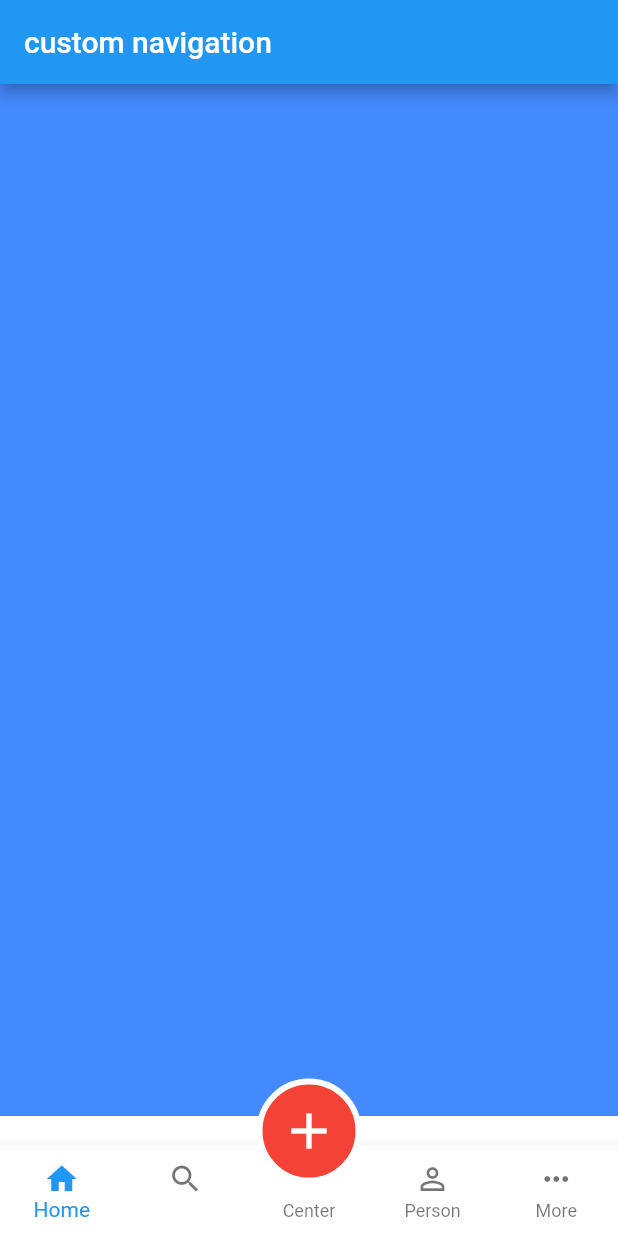
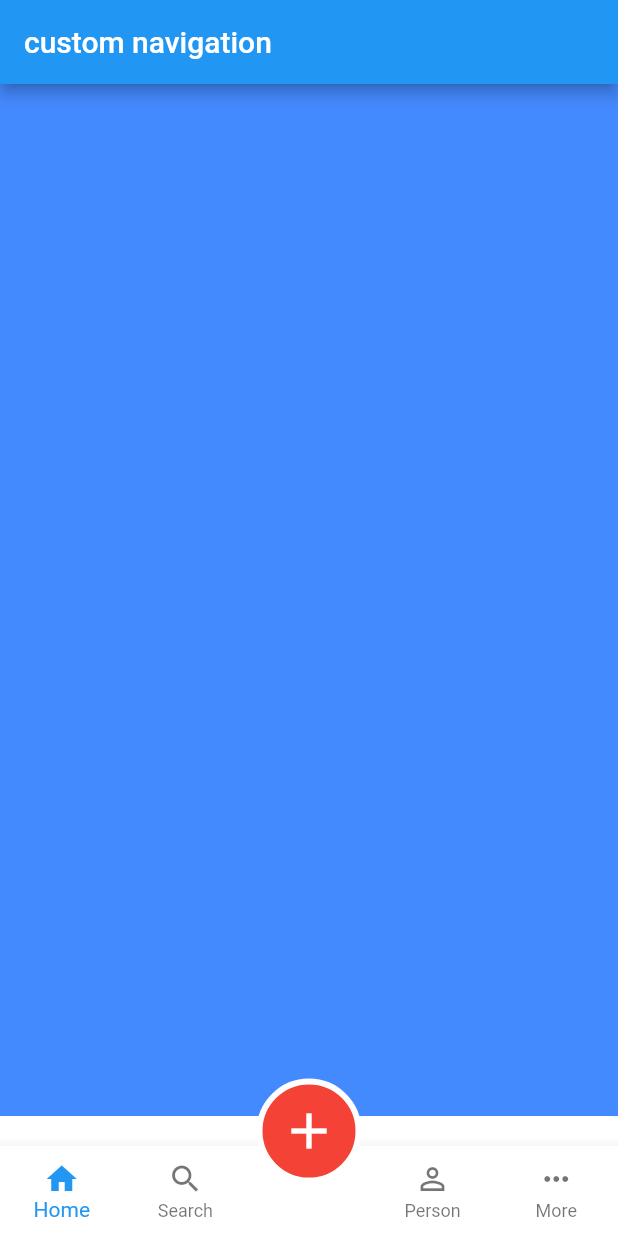
Before and after one commit to sattar-kuet/CourierMerchantApp, a Flutter app: the screen it shows after launch, on a phone screen of 412 x 824 dp. Run offline on Flutter 3.47's test engine with Material 2 defaults, Android fonts, the phone set to English and light mode, and no system bars.

Commit message:
using seperate file system for easy understanding

```diff
--- a/analysis_options.yaml
+++ /dev/null
@@ -1,29 +0,0 @@
-# This file configures the analyzer, which statically analyzes Dart code to
-# check for errors, warnings, and lints.
-#
-# The issues identified by the analyzer are surfaced in the UI of Dart-enabled
-# IDEs (https://dart.dev/tools#ides-and-editors). The analyzer can also be
-# invoked from the command line by running `flutter analyze`.
-
-# The following line activates a set of recommended lints for Flutter apps,
-# packages, and plugins designed to encourage good coding practices.
-include: package:flutter_lints/flutter.yaml
-
-linter:
-  # The lint rules applied to this project can be customized in the
-  # section below to disable rules from the `package:flutter_lints/flutter.yaml`
-  # included above or to enable additional rules. A list of all available lints
-  # and their documentation is published at
-  # https://dart-lang.github.io/linter/lints/index.html.
-  #
-  # Instead of disabling a lint rule for the entire project in the
-  # section below, it can also be suppressed for a single line of code
-  # or a specific dart file by using the `// ignore: name_of_lint` and
-  # `// ignore_for_file: name_of_lint` syntax on the line or in the file
-  # producing the lint.
-  rules:
-    # avoid_print: false  # Uncomment to disable the `avoid_print` rule
-    # prefer_single_quotes: true  # Uncomment to enable the `prefer_single_quotes` rule
-
-# Additional information about this file can be found at
-# https://dart.dev/guides/language/analysis-options
--- /dev/null
+++ b/lib/bottom_navigation.dart
@@ -0,0 +1,55 @@
+import 'package:flutter/material.dart';
+
+class BottomNavigation extends StatefulWidget {
+  BottomNavigation({Key? key}) : super(key: key);
+
+  @override
+  State<BottomNavigation> createState() => _BottomNavigationState();
+}
+
+class _BottomNavigationState extends State<BottomNavigation> {
+  @override
+  Widget build(BuildContext context) {
+    return Container(
+          height: 80.0,
+          color: Colors.white,
+          padding: new EdgeInsets.only(top: 20.0),
+          child: new Theme(
+            data: Theme.of(context).copyWith(
+                // sets the background color of the `BottomNavigationBar`
+                canvasColor: Colors.white,
+                // sets the active color of the `BottomNavigationBar` if `Brightness` is light
+                primaryColor: Colors.red,
+                bottomAppBarColor: Colors.green,
+                textTheme: Theme.of(context).textTheme.copyWith(
+                    caption: new TextStyle(
+                        color: Colors
+                            .grey))), // sets the inactive color of the `BottomNavigationBar`
+            child: new BottomNavigationBar(
+                type: BottomNavigationBarType.fixed,
+                currentIndex: 0,
+                items: [
+                  BottomNavigationBarItem(
+                      icon: new Icon(Icons.home),
+                      label: 'Home',
+                      backgroundColor: Colors.black),
+                  BottomNavigationBarItem(
+                    icon: new Icon(Icons.search),
+                    label: 'Search',
+                  ),
+                  BottomNavigationBarItem(
+                    icon: Icon(
+                      Icons.bookmark_border,
+                      color: Colors.transparent,
+                    ),
+                    label: '',
+                  ),
+                  BottomNavigationBarItem(
+                      icon: Icon(Icons.perm_identity), label: 'Person'),
+                  BottomNavigationBarItem(
+                      icon: Icon(Icons.more_horiz), label: 'More'),
+                ]),
+          ),
+        );
+  }
+}
--- /dev/null
+++ b/lib/floating_button.dart
@@ -0,0 +1,24 @@
+import 'package:flutter/cupertino.dart';
+import 'package:flutter/material.dart';
+
+Widget floating = Padding(
+  padding: EdgeInsets.only(top: 20),
+  child: SizedBox(
+    height: 70,
+    width: 70,
+    child: FloatingActionButton(
+      backgroundColor: Colors.transparent,
+      elevation: 0,
+      onPressed: () {},
+      child: Container(
+        height: 75,
+        width: 75,
+        decoration: BoxDecoration(
+            border: Border.all(color: Colors.white, width: 4),
+            shape: BoxShape.circle,
+            color: Colors.red),
+        child: Icon(Icons.add, size: 40),
+      ),
+    ),
+  ),
+);
--- a/lib/main.dart
+++ b/lib/main.dart
@@ -1,123 +1,23 @@
 import 'package:flutter/material.dart';
+import 'package:flutter_app/bottom_navigation.dart';
+import 'package:flutter_app/floating_button.dart';
 
-void main() => runApp(const CourierApp());
+void main() => runApp(CourierApp());
 
 class CourierApp extends StatelessWidget {
   const CourierApp({Key? key}) : super(key: key);
 
-  static const String _title = 'Flutter Code Sample';
-
   @override
   Widget build(BuildContext context) {
-    return const MaterialApp(
-      title: _title,
-      home: HomeScreen(),
+    return MaterialApp(
+      title: 'startapp',
+      home: Scaffold(
+        appBar: AppBar(title: Text('custom navigation')),
+        backgroundColor: Colors.blueAccent,
+        floatingActionButton: floating,
+        floatingActionButtonLocation: FloatingActionButtonLocation.centerDocked,
+        bottomNavigationBar: BottomNavigation(),
+      ),
     );
   }
 }
-
-class HomeScreen extends StatefulWidget {
-  const HomeScreen({Key? key}) : super(key: key);
-
-  @override
-  State<HomeScreen> createState() => _MyStatefulWidgetState();
-}
-
-class _MyStatefulWidgetState extends State<HomeScreen> {
-  int _selectedIndex = 0;
-  static const TextStyle optionStyle =
-      TextStyle(fontSize: 30, fontWeight: FontWeight.bold);
-  static const List<Widget> _widgetOptions = <Widget>[
-    Text(
-      'Index 0: Home',
-      style: optionStyle,
-    ),
-    Text(
-      'Index 1: Business',
-      style: optionStyle,
-    ),
-    Text(
-      'Index 2: School',
-      style: optionStyle,
-    ),
-  ];
-
-  void _onItemTapped(int index) {
-    setState(() {
-      _selectedIndex = index;
-    });
-  }
-
-  @override
-  Widget build(BuildContext context) {
-
-    return Scaffold(
-      appBar: AppBar(title: Text('custom navigation')),
-          backgroundColor: Colors.blueAccent,
-          floatingActionButton: Padding(
-            padding: EdgeInsets.only(top: 20),
-            child: SizedBox(
-              height: 70,
-              width: 70,
-              child: FloatingActionButton(
-                backgroundColor: Colors.transparent,
-                elevation: 0,
-                onPressed: () {},
-                child: Container(
-                  height: 75,
-                  width: 75,
-                  decoration: BoxDecoration(
-                      border: Border.all(color: Colors.white, width: 4),
-                      shape: BoxShape.circle,
-                      color: Colors.red),
-                  child: Icon(Icons.add, size: 40),
-                ),
-              ),
-            ),
-          ),
-          floatingActionButtonLocation:
-              FloatingActionButtonLocation.centerDocked,
-          bottomNavigationBar: new Container(
-            height: 80.0,
-            color: Colors.white,
-            padding: new EdgeInsets.only(top: 20.0),
-            child: new Theme(
-              data: Theme.of(context).copyWith(
-                  // sets the background color of the `BottomNavigationBar`
-                  canvasColor: Colors.white,
-                  // sets the active color of the `BottomNavigationBar` if `Brightness` is light
-                  primaryColor: Colors.red,
-                  bottomAppBarColor: Colors.green,
-                  textTheme: Theme.of(context).textTheme.copyWith(
-                      caption: new TextStyle(
-                          color: Colors
-                              .grey))), // sets the inactive color of the `BottomNavigationBar`
-              child: new BottomNavigationBar(
-                  type: BottomNavigationBarType.fixed,
-                  currentIndex: 0,
-                  items: [
-                    BottomNavigationBarItem(
-                        icon: new Icon(Icons.home),
-                        label: 'Home',
-                        backgroundColor: Colors.black),
-                    BottomNavigationBarItem(
-                      icon: new Icon(Icons.search),
-                      label: '',
-                    ),
-                    BottomNavigationBarItem(
-                      icon: Icon(
-                        Icons.bookmark_border,
-                        color: Colors.transparent,
-                      ),
-                      label: 'Center',
-                    ),
-                    BottomNavigationBarItem(
-                        icon: Icon(Icons.perm_identity), label: 'Person'),
-                    BottomNavigationBarItem(
-                        icon: Icon(Icons.more_horiz), label: 'More'),
-                  ]),
-            ),
-          ),
-        );
-  }
-}
--- a/pubspec.yaml
+++ b/pubspec.yaml
@@ -18,7 +18,7 @@ publish_to: 'none' # Remove this line if you wish to publish to pub.dev
 version: 1.0.0+1
 
 environment:
-  sdk: ">=2.16.2 <3.0.0"
+  sdk: ">=2.16.1 <3.0.0"
 
 # Dependencies specify other packages that your package needs in order to work.
 # To automatically upgrade your package dependencies to the latest versions
```
Also changed, not shown: pubspec.lock, 1 other file.
